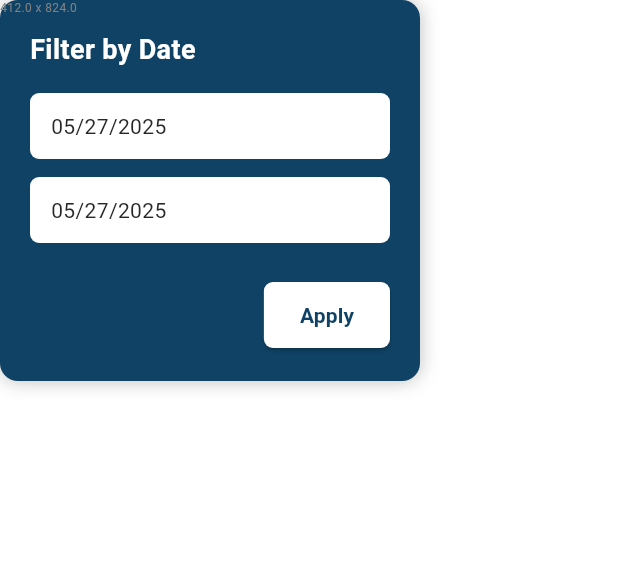
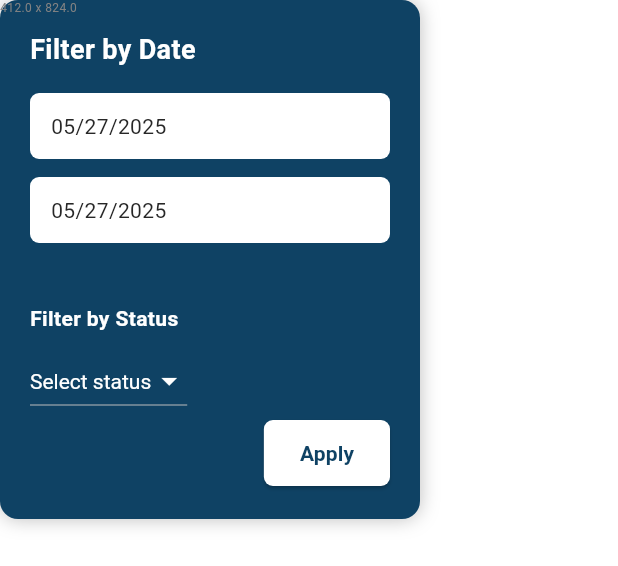
Before and after one commit to kurtacuna/Safe-Pass, a Flutter app: the FilterPopupWidget widget shown alone on an empty page, opened directly with empty values, on a phone screen of 412 x 824 dp. Shown: the top 566 px of the screen. Run offline on Flutter 3.47's test engine with Material 3 defaults, Android fonts, the phone set to English and light mode, and no system bars; our stand-ins replace flutter_dotenv, flutter_svg, flutter_vector_icons, go_router, google_fonts, shared_preferences; accounts and stored records are empty; network calls fail.

Commit message:
Fixed Date filter and status filter

```diff
--- a/safepass_frontend/lib/src/logs/models/visitor_logs_model.dart
+++ b/safepass_frontend/lib/src/logs/models/visitor_logs_model.dart
@@ -12,6 +12,7 @@ class VisitorLog {
   final String purpose;
   final String checkInTime;
   final String? checkOutTime;
+  final String visitDate;
   final String status;
 
   VisitorLog({
@@ -20,6 +21,7 @@ class VisitorLog {
     required this.purpose,
     required this.checkInTime,
     this.checkOutTime,
+    required this.visitDate,
     required this.status,
   });
 
@@ -29,6 +31,7 @@ class VisitorLog {
         purpose: json["purpose"]?["purpose"] ?? "No Purpose",
         checkInTime: json["check_in"] ?? "",
         checkOutTime: json["check_out"], // nullable
+        visitDate: json["visit_date"] ?? "",
         status: json["status"]?["status"] ?? "Unknown",
       );
 
@@ -38,6 +41,7 @@ class VisitorLog {
         "purpose": {"purpose": purpose},
         "check_in": checkInTime,
         "check_out": checkOutTime,
+        "visit_date": visitDate,
         "status": {"status": status},
       };
 }
--- a/safepass_frontend/lib/src/logs/widgets/filter_popup_widget.dart
+++ b/safepass_frontend/lib/src/logs/widgets/filter_popup_widget.dart
@@ -8,6 +8,8 @@ class FilterPopupWidget extends StatelessWidget {
   final ValueChanged<DateTime?> onStartDatePicked;
   final ValueChanged<DateTime?> onEndDatePicked;
   final VoidCallback onConfirm;
+  final String? selectedStatus;
+  final ValueChanged<String?> onStatusChanged;
 
   const FilterPopupWidget({
     super.key,
@@ -16,6 +18,8 @@ class FilterPopupWidget extends StatelessWidget {
     required this.onStartDatePicked,
     required this.onEndDatePicked,
     required this.onConfirm,
+    required this.selectedStatus,
+    required this.onStatusChanged,
   });
 
   @override
@@ -45,6 +49,30 @@ class FilterPopupWidget extends StatelessWidget {
           const SizedBox(height: 12),
           _buildDateField(context, "End Date", endDate, onEndDatePicked),
           const SizedBox(height: 24),
+          const SizedBox(height: 16),
+          const Text(
+            "Filter by Status",
+            style: TextStyle(color: Colors.white, fontWeight: FontWeight.bold),
+          ),
+          const SizedBox(height: 8),
+          DropdownButton<String>(
+            value: selectedStatus,
+            dropdownColor: AppColors.kDarkBlue,
+            items: const [
+              DropdownMenuItem(
+                value: "Checked-In",
+                child: Text("Checked-In", style: TextStyle(color: Colors.white)),
+              ),
+              DropdownMenuItem(
+                value: "Checked-Out",
+                child: Text("Checked-Out", style: TextStyle(color: Colors.white)),
+              ),
+            ],
+            onChanged: onStatusChanged,
+            hint: const Text("Select status", style: TextStyle(color: Colors.white)),
+            iconEnabledColor: Colors.white,
+            style: const TextStyle(color: Colors.white),
+          ),
           Align(
             alignment: Alignment.centerRight,
             child: ElevatedButton(
```
Also changed, not shown: safepass_backend/visitor_details/fixtures/pre_load_db.json (+14 -0 lines), safepass_frontend/lib/src/logs/views/logs_screen.dart (+58 -6 lines), safepass_frontend/lib/src/settings/views/subviews/database_tab.dart (+25 -11 lines), 4 other files.
